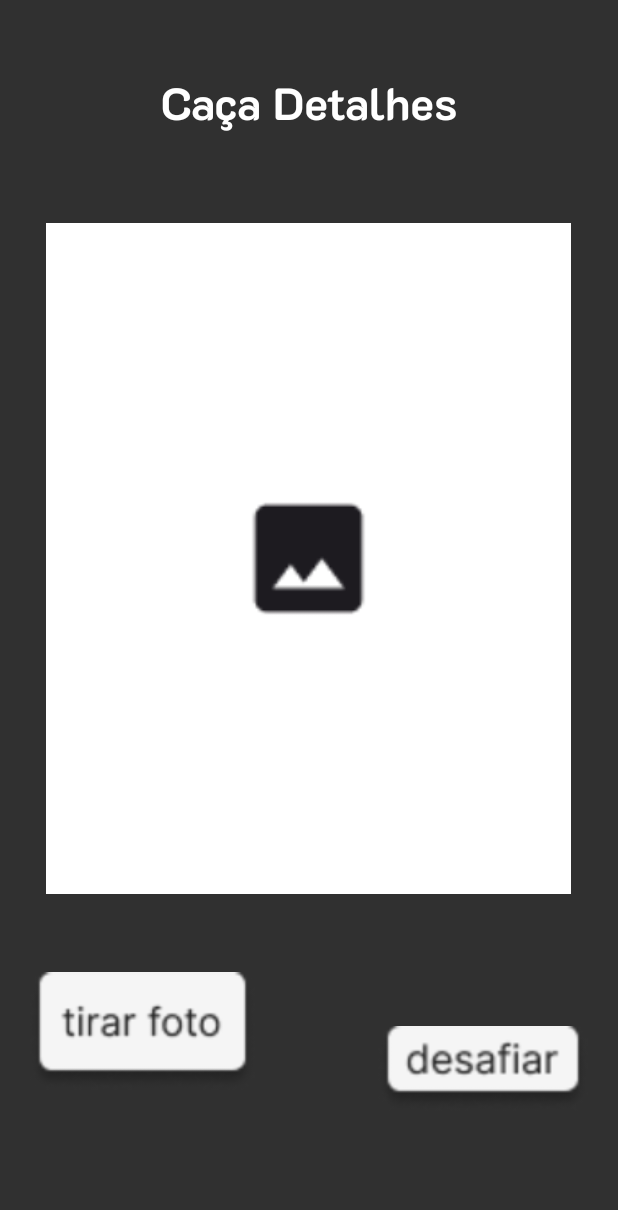
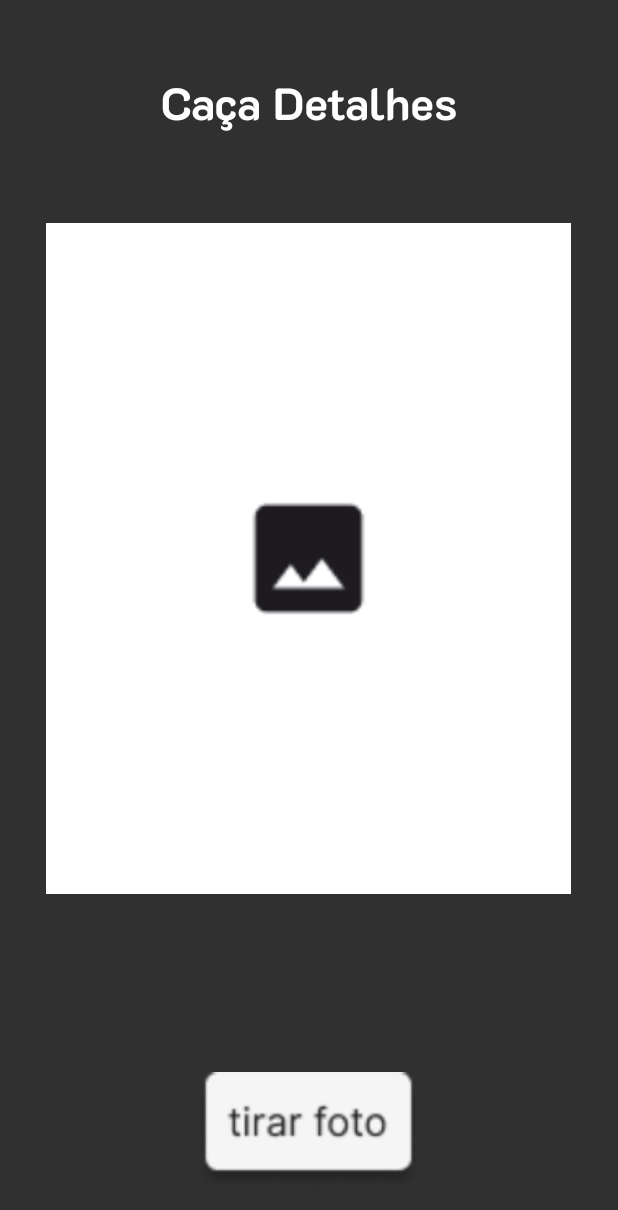
Before and after one commit to Cassiana945/Caca_Detalhes, an Android app: the screen it shows after launch (MainActivity), on a phone screen of 412 x 824 dp. Shown: the top 1210 px of the screen. Run offline under Robolectric (Android 15) with nearby library versions, the phone set to English and light mode, and no system bars; 3 statements that could not run were skipped.

Commit message:
Update activity_main.xml

```diff
--- a/src/main/res/layout/activity_main.xml
+++ b/src/main/res/layout/activity_main.xml
@@ -1,6 +1,5 @@
 <?xml version="1.0" encoding="utf-8"?>
 <RelativeLayout xmlns:android="http://schemas.android.com/apk/res/android"
-    xmlns:app="http://schemas.android.com/apk/res-auto"
     xmlns:tools="http://schemas.android.com/tools"
     android:id="@+id/main"
     android:layout_width="match_parent"
@@ -29,27 +28,13 @@
         android:layout_marginTop="40dp"
         android:src="@drawable/nopic" />
 
-    <RelativeLayout
-        android:layout_width="match_parent"
-        android:layout_height="wrap_content"
-        android:layout_below="@id/img"
-        android:layout_marginTop="30dp">
 
-        <ImageView
-            android:id="@+id/tirar_foto"
-            android:layout_width="150dp"
-            android:layout_height="100dp"
-            android:layout_alignParentStart="true"
-            android:src="@drawable/tirar_foto" />
-
-        <ImageView
-            android:id="@+id/desafiar"
-            android:layout_width="140dp"
-            android:layout_height="150dp"
-            android:layout_alignParentEnd="true"
-            android:src="@drawable/desafiar" />
-
-    </RelativeLayout>
-
+    <ImageView
+        android:id="@+id/tirar_foto"
+        android:layout_width="150dp"
+        android:layout_height="100dp"
+        android:layout_alignParentBottom="true"
+        android:layout_centerHorizontal="true"
+        android:src="@drawable/tirar_foto" />
 
 </RelativeLayout>
```
